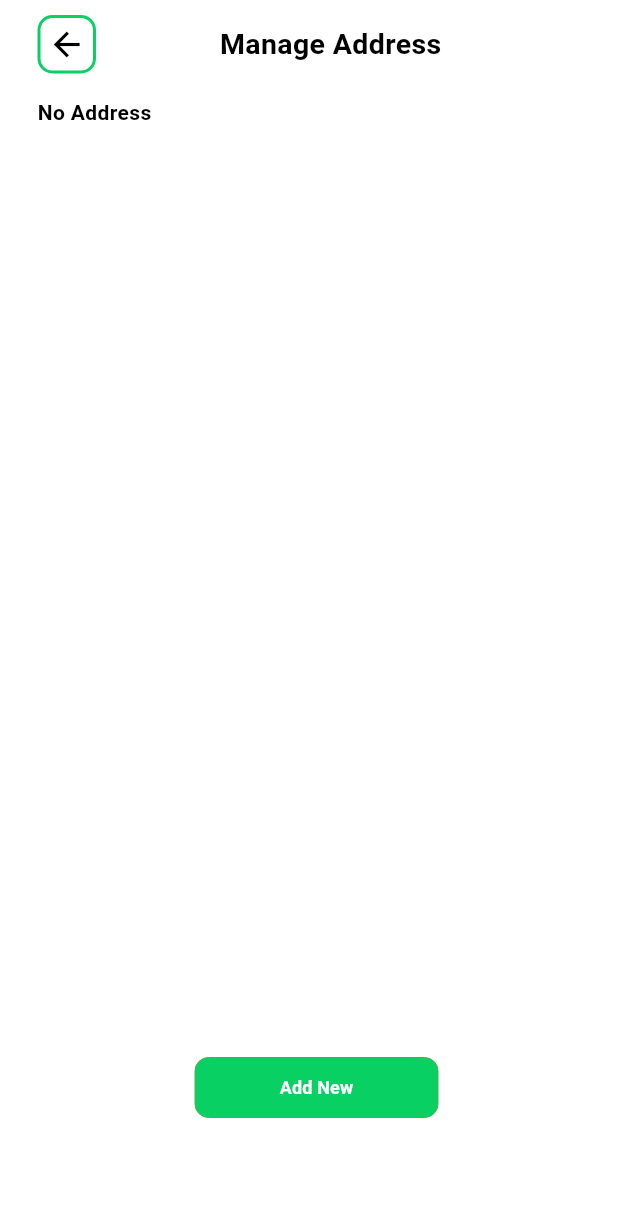
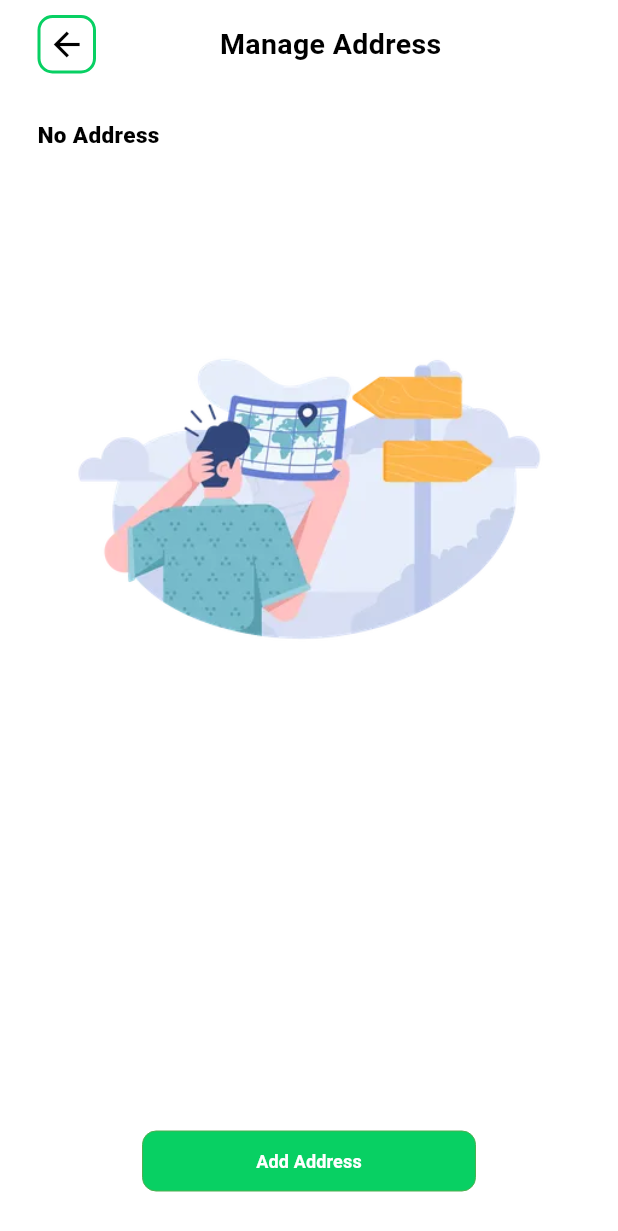
Before and after one commit to Adilcpgithub/nutra_nest, a Flutter app: the ManageAddress screen opened directly, on a phone screen of 412 x 824 dp. Shown: the top 1231 px of the screen. Run offline on Flutter 3.47's test engine with Material 3 defaults, Android fonts, the phone set to English and light mode, and no system bars; our stand-ins replace animate_do, bloc, carousel_slider, cloud_firestore, connectivity_plus, equatable and 9 more; accounts and stored records are empty; project files that could hold a hidden picture were left out.

Commit message:
address section navigation and delete adding and editing messages  added

```diff
--- a/lib/Screen/user/profile_screen.dart
+++ b/lib/Screen/user/profile_screen.dart
@@ -1,7 +1,6 @@
 import 'dart:developer';
 import 'package:flutter/material.dart';
 import 'package:flutter/services.dart';
-import 'package:flutter/widgets.dart';
 import 'package:flutter_bloc/flutter_bloc.dart';
 import 'package:nutra_nest/auth/auth_service.dart';
 import 'package:nutra_nest/blocs/LoginBloc/bloc/profil_bloc/bloc/profil_bloc.dart';
--- a/lib/Widgets/small_text_buttom.dart
+++ b/lib/Widgets/small_text_buttom.dart
@@ -1,4 +1,5 @@
 import 'package:flutter/material.dart';
+import 'package:nutra_nest/utity/colors.dart';
 
 class SmallTextbutton extends StatelessWidget {
   final String buttomName;
@@ -8,6 +9,7 @@ class SmallTextbutton extends StatelessWidget {
   final Color borderColor;
   final double width;
   final double fontweight;
+  final bool? showcircleavatar;
   const SmallTextbutton(
       {super.key,
       this.borderColor = Colors.green,
@@ -16,7 +18,8 @@ class SmallTextbutton extends StatelessWidget {
       this.buttomColor = Colors.black,
       this.textColor = Colors.white,
       this.width = 0,
-      this.fontweight = 12});
+      this.fontweight = 12,
+      this.showcircleavatar});
 
   @override
   Widget build(BuildContext context) {
@@ -29,11 +32,21 @@ class SmallTextbutton extends StatelessWidget {
         ),
         height: 41,
         width: 150, // Fixed height for button
-      child: TextButton(
+        child: showcircleavatar == true
+            ? const SizedBox(
+                height: 10,
+                width: 10,
+                child: Center(
+                  child: CircularProgressIndicator(
+                    color: CustomColors.green,
+                  ),
+                ),
+              )
+            : TextButton(
                 style: TextButton.styleFrom(
                   minimumSize: const Size(double.infinity, 57),
-          shape:
-              RoundedRectangleBorder(borderRadius: BorderRadius.circular(10)),
+                  shape: RoundedRectangleBorder(
+                      borderRadius: BorderRadius.circular(10)),
                 ),
                 onPressed: voidCallBack,
                 child: Text(
@@ -45,7 +58,6 @@ class SmallTextbutton extends StatelessWidget {
                     fontWeight: FontWeight.w700,
                   ),
                 ),
-      ),
-    );
+              ));
   }
 }
--- a/lib/Widgets/textformfield.dart
+++ b/lib/Widgets/textformfield.dart
@@ -1,4 +1,3 @@
-import 'package:flutter/cupertino.dart';
 import 'package:flutter/material.dart';
 import 'package:nutra_nest/core/theme/app_theme.dart';
 import 'package:nutra_nest/utity/colors.dart';
--- a/lib/features/address/presentaion/bloc/address_bloc/address_event.dart
+++ b/lib/features/address/presentaion/bloc/address_bloc/address_event.dart
@@ -7,30 +7,36 @@ abstract class AddressEvent extends Equatable {
   List<Object> get props => [];
 }
 
-class LoadAddresses extends AddressEvent {
-  //const LoadAddresses(this.);
-}
+class LoadAddresses extends AddressEvent {}
 
 // Add a new address
 class AddAddress extends AddressEvent {
   final Map<String, dynamic> newAddress;
   const AddAddress(this.newAddress);
+  @override
+  List<Object> get props => [newAddress];
 }
 
 // Select an address as default
 class SelectAddress extends AddressEvent {
   final String addressId;
   const SelectAddress(this.addressId);
+  @override
+  List<Object> get props => [addressId];
 }
 
 // Delete an address
 class DeleteAddress extends AddressEvent {
   final String addressId;
   const DeleteAddress(this.addressId);
+  @override
+  List<Object> get props => [addressId];
 }
 
 class EditAddress extends AddressEvent {
   final String addressId;
   final AddressModel addressModel;
   const EditAddress(this.addressId, this.addressModel);
+  @override
+  List<Object> get props => [addressId, addressModel];
 }
--- a/lib/features/address/presentaion/bloc/address_bloc/address_state.dart
+++ b/lib/features/address/presentaion/bloc/address_bloc/address_state.dart
@@ -27,8 +27,30 @@ class AddressLoaded extends AddressState {
 // Error state
 class AddressError extends AddressState {
   final String message;
-  const AddressError(this.message);
+
+  const AddressError(
+    this.message,
+  );
 
   @override
   List<Object> get props => [message];
 }
+
+class AddAddressSuccess extends AddressState {
+  final bool isNew;
+  const AddAddressSuccess(this.isNew);
+}
+
+class UpdatedAddressSuccess extends AddressState {
+  final bool isNew;
+  const UpdatedAddressSuccess(this.isNew);
+  @override
+  List<Object> get props => [isNew];
+}
+
+class AddressDeletionSuccess extends AddressState {
+  final bool isNew;
+  const AddressDeletionSuccess(this.isNew);
+  @override
+  List<Object> get props => [isNew];
+}
--- a/lib/features/address/presentaion/pages/address_screen.dart
+++ b/lib/features/address/presentaion/pages/address_screen.dart
@@ -1,8 +1,5 @@
-import 'dart:developer';
-
 import 'package:flutter/material.dart';
 import 'package:flutter_bloc/flutter_bloc.dart';
-import 'package:nutra_nest/auth/auth_service.dart';
 import 'package:nutra_nest/core/theme/app_theme.dart';
 import 'package:nutra_nest/features/address/data/models/address_model.dart';
 import 'package:nutra_nest/features/address/presentaion/bloc/address_bloc/address_bloc.dart';
@@ -10,6 +7,7 @@ import 'package:nutra_nest/features/address/presentaion/pages/add__edit_address_
 import 'package:nutra_nest/features/address/presentaion/widgets/addres_container.dart';
 import 'package:nutra_nest/utity/colors.dart';
 import 'package:nutra_nest/utity/navigation.dart';
+import 'package:nutra_nest/utity/scaffol_message.dart';
 import 'package:nutra_nest/widgets/icons_widget.dart';
 import 'package:nutra_nest/widgets/small_text_buttom.dart';
 
@@ -40,8 +38,16 @@ class _ManageAddressState extends State<ManageAddress> {
       body: SafeArea(
         child: Padding(
           padding: const EdgeInsets.symmetric(horizontal: 25),
-          child: Stack(children: [
-            SizedBox(
+          child: SizedBox(
+            child: BlocListener<AddressBloc, AddressState>(
+              listener: (context, state) {
+                if (state is AddressDeletionSuccess && state.isNew) {
+                  showUpdateNotification(
+                      context: context,
+                      message: 'Address deleted',
+                      color: Colors.red);
+                }
+              },
               child: Column(
                   mainAxisAlignment: MainAxisAlignment.start,
                   mainAxisSize: MainAxisSize.min,
@@ -77,7 +83,7 @@ class _ManageAddressState extends State<ManageAddress> {
                       ],
                     ),
                     const SizedBox(
-                      height: 16,
+                      height: 30,
                     ),
                     Row(
                       children: [
@@ -89,16 +95,16 @@ class _ManageAddressState extends State<ManageAddress> {
                                 'Saved Addresses',
                                 style: TextStyle(
                                     color: customTextTheme(context),
-                                    fontSize: 14,
-                                    fontWeight: FontWeight.w600),
+                                    fontSize: 15,
+                                    fontWeight: FontWeight.w800),
                               );
                             } else {
                               return Text(
-                                'No Address ',
+                                'No Address  ',
                                 style: TextStyle(
                                     color: customTextTheme(context),
-                                    fontSize: 14,
-                                    fontWeight: FontWeight.w600),
+                                    fontSize: 15,
+                                    fontWeight: FontWeight.w800),
                               );
                             }
                           },
@@ -143,27 +149,32 @@ class _ManageAddressState extends State<ManageAddress> {
                           );
                         } else {
                           return SizedBox(
-                            height: deviceHeight(context) - 150,
+                            height: deviceHeight(context) / 2,
+                            child: Center(
+                              child:
+                                  Image.asset('assets/Address is empty.webp'),
+                            ),
                           );
                         }
                       },
                     ),
                   ]),
             ),
-            BlocBuilder<AddressBloc, AddressState>(
+          ),
+        ),
+      ),
+      bottomNavigationBar: BlocBuilder<AddressBloc, AddressState>(
         builder: (context, state) {
           if (state is AddressLoaded && state.addresses.length < 3) {
-                  return Positioned(
-                    bottom: 30,
-                    left: 10,
-                    right: 0,
+            return Padding(
+              padding: const EdgeInsets.only(bottom: 30),
               child: SizedBox(
                 height: 40,
                 child: Padding(
                   padding: const EdgeInsets.symmetric(horizontal: 95),
                   child: SmallTextbutton(
                     buttomColor: CustomColors.green,
-                          buttomName: 'Add New',
+                    buttomName: 'Add Address',
                     voidCallBack: () {
                       CustomNavigation.push(
                           context,
@@ -179,9 +190,6 @@ class _ManageAddressState extends State<ManageAddress> {
             return const SizedBox.shrink();
           }
         },
-            )
-          ]),
-        ),
       ),
     );
   }
--- a/lib/features/address/presentaion/widgets/addres_container.dart
+++ b/lib/features/address/presentaion/widgets/addres_container.dart
@@ -4,6 +4,7 @@ import 'package:nutra_nest/features/address/data/models/address_model.dart';
 
 import 'package:nutra_nest/utity/colors.dart';
 
+// ignore: must_be_immutable
 class AddresContainer extends StatelessWidget {
   final AddressModel addressModel;
   VoidCallback deleteAddress;
@@ -113,7 +114,9 @@ class AddresContainer extends StatelessWidget {
                   style: TextStyle(
                       fontSize: 12,
                       fontWeight: FontWeight.w800,
-                      color: customTextTheme(context)),
+                      color: addressModel.isPrimary
+                          ? const Color.fromARGB(255, 47, 250, 54)
+                          : customTextTheme(context)),
                 ),
               ),
             ),
--- a/lib/features/address/presentaion/widgets/address_textform.dart
+++ b/lib/features/address/presentaion/widgets/address_textform.dart
@@ -2,6 +2,7 @@ import 'package:flutter/material.dart';
 import 'package:nutra_nest/core/theme/app_theme.dart';
 import 'package:nutra_nest/utity/colors.dart';
 
+// ignore: must_be_immutable
 class AddressTextform extends StatelessWidget {
   final String headline;
   int? maxLength;
@@ -28,7 +29,7 @@ class AddressTextform extends StatelessWidget {
       ),
       TextFormField(
           keyboardType: keyboardType,
-          maxLines: maxLength,
+          maxLength: maxLength,
           controller: controller,
           style: TextStyle(color: customTextTheme(context), fontSize: 13),
           autovalidateMode: AutovalidateMode.onUserInteraction,
--- a/lib/features/home/presentation/pages/home_screen.dart
+++ b/lib/features/home/presentation/pages/home_screen.dart
@@ -1,7 +1,6 @@
 import 'dart:developer';
 import 'package:animate_do/animate_do.dart';
 import 'package:flutter/material.dart';
-import 'package:flutter/services.dart';
 import 'package:flutter_bloc/flutter_bloc.dart';
 import 'package:google_fonts/google_fonts.dart';
 import 'package:lottie/lottie.dart';
```
Also changed, not shown: lib/features/address/presentaion/bloc/address_bloc/address_bloc.dart (+49 -24 lines), lib/features/address/presentaion/pages/add__edit_address_screen.dart (+65 -15 lines), assets/Address is empty.webp (added). Lines whose indentation alone changed are shown as unchanged.
